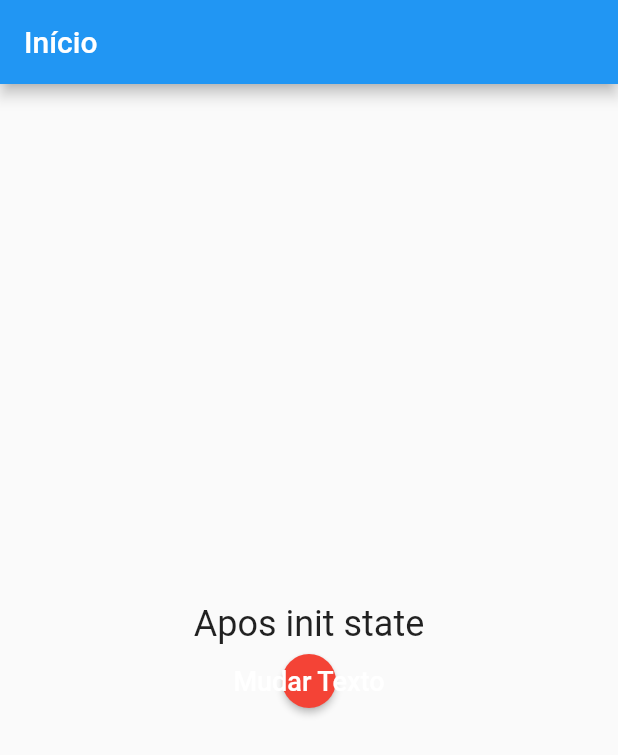
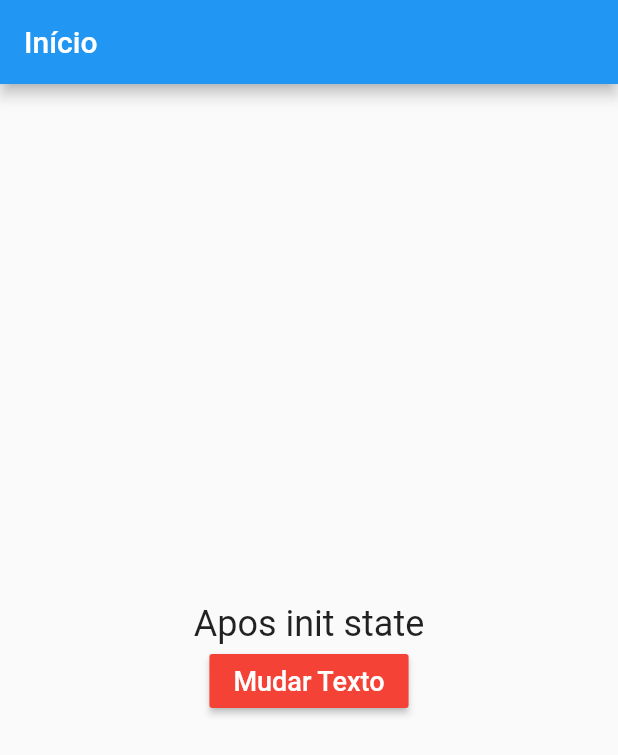
Before and after one commit to vazgabriel/flutter-course, a Flutter app: the screen it shows after launch, on a phone screen of 412 x 824 dp. Shown: the top 755 px of the screen. Run offline on Flutter 3.47's test engine with Material 2 defaults, Android fonts, the phone set to English and light mode, and no system bars.

Commit message:
adicionando pacotes

```diff
--- a/lib/components/botao.dart
+++ b/lib/components/botao.dart
@@ -17,7 +17,6 @@ class Botao extends StatelessWidget {
         text,
         style: TextStyle(fontSize: 18.0),
       ),
-      shape: CircleBorder(),
     );
   }
 }
--- a/pubspec.yaml
+++ b/pubspec.yaml
@@ -23,6 +23,8 @@ environment:
 dependencies:
   flutter:
     sdk: flutter
+  http: ^0.12.1
+  url_launcher: ^5.4.5
 
 
   # The following adds the Cupertino Icons font to your application.
```
Also changed, not shown: pubspec.lock, 4 other files.
